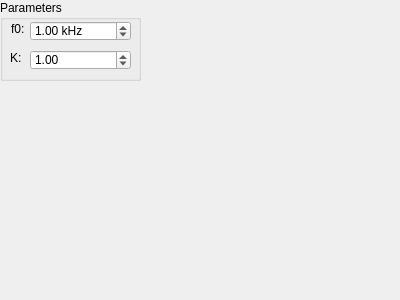
The window that stabilizer_ui/iir/widgets/xpass_settings.ui (OxfordIonTrapGroup/stabilizer-ui) describes before a commit, drawn with Qt 5.
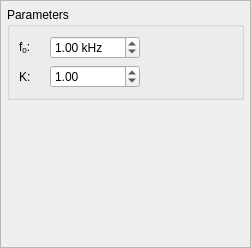
The same window after the commit.

Commit message: Minor tweaks to IIR filter UIs

Diff of the .ui file:
```diff
--- a/stabilizer_ui/iir/widgets/xpass_settings.ui
+++ b/stabilizer_ui/iir/widgets/xpass_settings.ui
@@ -6,45 +6,128 @@
    <rect>
     <x>0</x>
     <y>0</y>
-    <width>400</width>
-    <height>300</height>
+    <width>251</width>
+    <height>248</height>
    </rect>
   </property>
+  <property name="minimumSize">
+   <size>
+    <width>205</width>
+    <height>0</height>
+   </size>
+  </property>
   <property name="windowTitle">
    <string>Form</string>
   </property>
+  <layout class="QVBoxLayout" name="verticalLayout">
+   <property name="leftMargin">
+    <number>0</number>
+   </property>
+   <property name="topMargin">
+    <number>0</number>
+   </property>
+   <property name="rightMargin">
+    <number>0</number>
+   </property>
+   <property name="bottomMargin">
+    <number>0</number>
+   </property>
+   <item>
+    <widget class="QScrollArea" name="scrollArea">
+     <property name="widgetResizable">
+      <bool>true</bool>
+     </property>
+     <widget class="QWidget" name="scrollAreaWidgetContents_2">
+      <property name="geometry">
+       <rect>
+        <x>0</x>
+        <y>0</y>
+        <width>249</width>
+        <height>246</height>
+       </rect>
+      </property>
+      <layout class="QVBoxLayout" name="verticalLayout_2">
+       <property name="leftMargin">
+        <number>6</number>
+       </property>
+       <property name="topMargin">
+        <number>6</number>
+       </property>
+       <property name="rightMargin">
+        <number>6</number>
+       </property>
+       <property name="bottomMargin">
+        <number>6</number>
+       </property>
+       <item>
   <widget class="QGroupBox" name="groupBox_3">
-   <property name="geometry">
-    <rect>
-     <x>0</x>
-     <y>0</y>
-     <width>141</width>
-     <height>81</height>
-    </rect>
-   </property>
    <property name="minimumSize">
     <size>
-     <width>141</width>
-     <height>81</height>
+           <width>0</width>
+           <height>0</height>
     </size>
    </property>
    <property name="maximumSize">
     <size>
-     <width>141</width>
-     <height>81</height>
+           <width>16777215</width>
+           <height>100</height>
     </size>
    </property>
    <property name="title">
     <string>Parameters</string>
    </property>
+         <layout class="QGridLayout" name="gridLayout">
+          <item row="1" column="1">
+           <widget class="QDoubleSpinBox" name="KBox">
+            <property name="keyboardTracking">
+             <bool>false</bool>
+            </property>
+            <property name="minimum">
+             <double>0.010000000000000</double>
+            </property>
+            <property name="maximum">
+             <double>100.000000000000000</double>
+            </property>
+            <property name="value">
+             <double>1.000000000000000</double>
+            </property>
+           </widget>
+          </item>
+          <item row="1" column="0">
+           <widget class="QLabel" name="Klabel">
+            <property name="sizePolicy">
+             <sizepolicy hsizetype="Minimum" vsizetype="Preferred">
+              <horstretch>0</horstretch>
+              <verstretch>0</verstretch>
+             </sizepolicy>
+            </property>
+            <property name="minimumSize">
+             <size>
+              <width>20</width>
+              <height>0</height>
+             </size>
+            </property>
+            <property name="toolTip">
+             <string>Gain</string>
+            </property>
+            <property name="text">
+             <string>K:</string>
+            </property>
+           </widget>
+          </item>
+          <item row="0" column="1">
    <widget class="QDoubleSpinBox" name="f0Box">
-    <property name="geometry">
-     <rect>
-      <x>30</x>
-      <y>21</y>
-      <width>101</width>
-      <height>20</height>
-     </rect>
+            <property name="minimumSize">
+             <size>
+              <width>80</width>
+              <height>0</height>
+             </size>
+            </property>
+            <property name="maximumSize">
+             <size>
+              <width>90</width>
+              <height>16777215</height>
+             </size>
     </property>
     <property name="keyboardTracking">
      <bool>false</bool>
@@ -62,55 +145,66 @@
      <double>1.000000000000000</double>
     </property>
    </widget>
-   <widget class="QLabel" name="label_5">
-    <property name="geometry">
-     <rect>
-      <x>11</x>
-      <y>21</y>
-      <width>19</width>
-      <height>16</height>
-     </rect>
-    </property>
-    <property name="text">
-     <string>f0: </string>
-    </property>
-   </widget>
-   <widget class="QLabel" name="label_6">
-    <property name="geometry">
-     <rect>
-      <x>10</x>
-      <y>50</y>
-      <width>41</width>
-      <height>16</height>
-     </rect>
+          </item>
+          <item row="0" column="0">
+           <widget class="QLabel" name="f0Label">
+            <property name="sizePolicy">
+             <sizepolicy hsizetype="Minimum" vsizetype="Preferred">
+              <horstretch>0</horstretch>
+              <verstretch>0</verstretch>
+             </sizepolicy>
+            </property>
+            <property name="minimumSize">
+             <size>
+              <width>25</width>
+              <height>0</height>
+             </size>
+            </property>
+            <property name="toolTip">
+             <string>Filter centre/cutoff frequency</string>
     </property>
     <property name="text">
-     <string>K:</string>
-    </property>
-   </widget>
-   <widget class="QDoubleSpinBox" name="KBox">
-    <property name="geometry">
-     <rect>
-      <x>30</x>
-      <y>50</y>
-      <width>101</width>
+             <string>f&lt;sub&gt;0&lt;/sub&gt;: </string>
+            </property>
+            <property name="textFormat">
+             <enum>Qt::RichText</enum>
+            </property>
+           </widget>
+          </item>
+          <item row="0" column="2">
+           <spacer name="horizontalSpacer">
+            <property name="orientation">
+             <enum>Qt::Horizontal</enum>
+            </property>
+            <property name="sizeHint" stdset="0">
+             <size>
+              <width>10</width>
       <height>20</height>
-     </rect>
-    </property>
-    <property name="keyboardTracking">
-     <bool>false</bool>
-    </property>
-    <property name="minimum">
-     <double>0.010000000000000</double>
-    </property>
-    <property name="maximum">
-     <double>100.000000000000000</double>
-    </property>
-    <property name="value">
-     <double>1.000000000000000</double>
-    </property>
-   </widget>
-  </widget>
+             </size>
+            </property>
+           </spacer>
+          </item>
+         </layout>
+        </widget>
+       </item>
+       <item>
+        <spacer name="verticalSpacer">
+         <property name="orientation">
+          <enum>Qt::Vertical</enum>
+         </property>
+         <property name="sizeHint" stdset="0">
+          <size>
+           <width>20</width>
+           <height>10</height>
+          </size>
+         </property>
+        </spacer>
+       </item>
+      </layout>
+     </widget>
+    </widget>
+   </item>
+  </layout>
  </widget>
  <resources/>
  <connections/>
```
Left out of the diff: 4 changed lines with no effect on the pictures. Lines whose indentation alone changed are shown as unchanged. The commit also changes 2 other files.
